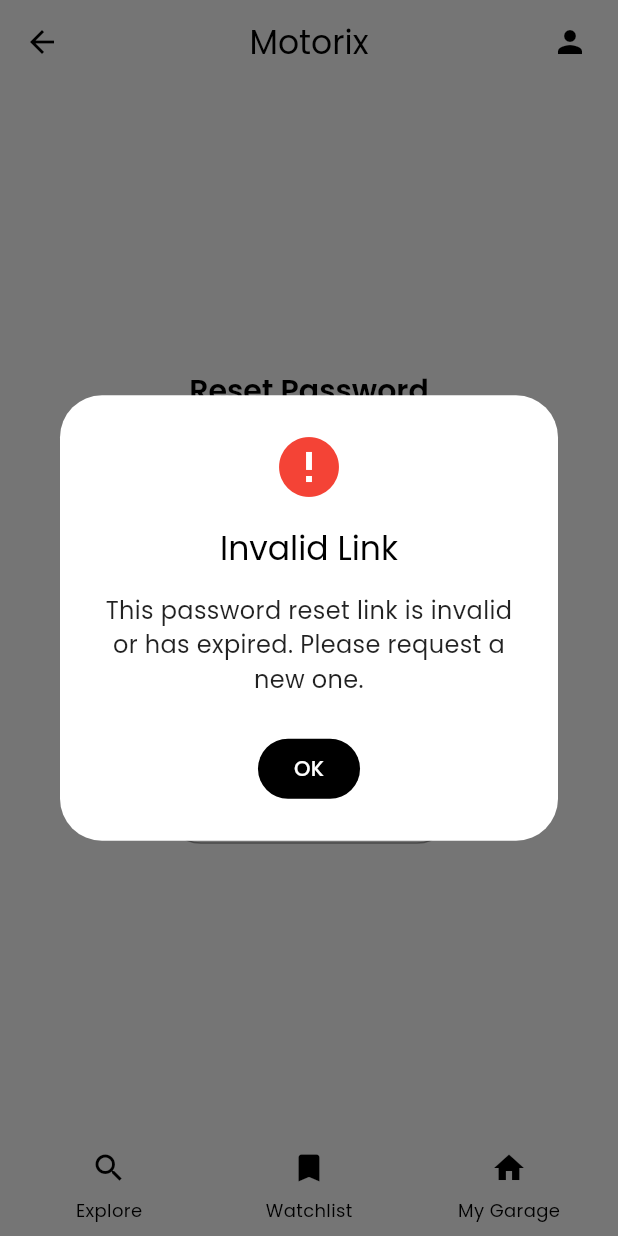
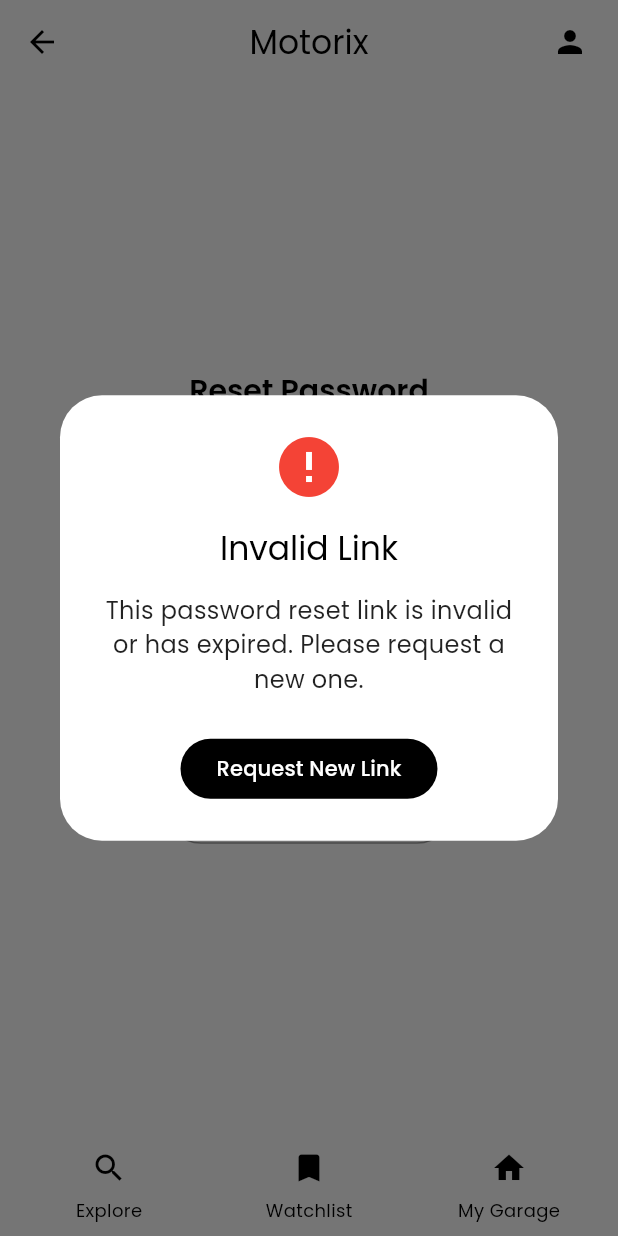
Before and after one commit to joengelena/aurae-beauty-app, a Flutter app: the ResetPasswordPage screen opened by its route, on a phone screen of 412 x 824 dp. Run offline on Flutter 3.47's test engine with Material 3 defaults, Android fonts, the phone set to English and light mode, and no system bars; our stand-ins replace flutter_secure_storage, go_router, image_picker, smooth_page_indicator; missing offline and left inert: fetch_client; accounts and stored records are empty; network calls fail.

Commit message:
Add a page called reset password, this page is navigated to via the reset password link sent to the users email

```diff
--- a/lib/app_router.dart
+++ b/lib/app_router.dart
@@ -183,15 +183,21 @@ GoRouter getAppRouter(AuthProvider authProvider) {
               GoRoute(
                 path: 'reset-password',
                 pageBuilder: (context, state) {
-                  // Extract token from Supabase redirect URL
-                  // Supabase sends: #access_token=...&type=recovery
-                  final accessToken = state.uri.queryParameters['access_token'];
-                  final type = state.uri.queryParameters['type'];
+                  // Extract parameters from Supabase redirect URL
+                  // Supabase sends: #access_token=...&expires_at=...&type=recovery
+                  // GoRouter parses the URL, so fragment contains the parameters
+                  final fragment = state.uri.fragment;
+                  final params = fragment.isNotEmpty
+                      ? Uri.splitQueryString(fragment)
+                      : <String, String>{};
 
                   return NoTransitionPage(
                     child: ResetPasswordPage(
-                      accessToken: accessToken,
-                      resetType: type,
+                      accessToken: params['access_token'],
+                      resetType: params['type'],
+                      error: params['error'],
+                      errorCode: params['error_code'],
+                      errorDescription: params['error_description'],
                     ),
                   );
                 },
--- a/lib/data/services/user_services.dart
+++ b/lib/data/services/user_services.dart
@@ -196,7 +196,7 @@ class UserServices {
 
   Future<String> resetPassword(String newPassword) async {
     try {
-      http.Response response = await apiClient.post('/user/change-password', {
+      http.Response response = await apiClient.post('/user/reset-password', {
         'newPassword': newPassword,
       }, forceAuthHeader: true);
 
--- a/lib/presentation/pages/profile/reset_password_page.dart
+++ b/lib/presentation/pages/profile/reset_password_page.dart
@@ -1,20 +1,26 @@
-import 'dart:convert';
 import 'package:flutter/material.dart';
 import 'package:go_router/go_router.dart';
 import 'package:motorix_app/logic/auth_provider.dart';
 import 'package:motorix_app/presentation/widgets/common/app_dialog.dart';
 import 'package:motorix_app/presentation/widgets/common/password_field.dart';
 import 'package:motorix_app/utils/secure_storage.dart';
+import 'package:motorix_app/utils/utils.dart';
 import 'package:provider/provider.dart';
 
 class ResetPasswordPage extends StatefulWidget {
   final String? accessToken;
   final String? resetType;
+  final String? error;
+  final String? errorCode;
+  final String? errorDescription;
 
   const ResetPasswordPage({
     super.key,
     this.accessToken,
     this.resetType,
+    this.error,
+    this.errorCode,
+    this.errorDescription,
   });
 
   @override
@@ -46,14 +52,27 @@ class _ResetPasswordPageState extends State<ResetPasswordPage> {
 
   Future<void> _processAccessToken() async {
     try {
+      // Check if Supabase returned an error
+      if (widget.error != null) {
+        if (mounted) {
+          setState(() {
+            hasValidToken = false;
+            isExtractingToken = false;
+          });
+          _showResetLinkErrorDialog(title: 'Reset Link Error');
+        }
+        return;
+      }
+
       final accessToken = widget.accessToken;
 
       if (accessToken != null && accessToken.isNotEmpty) {
-        // Extract user ID from JWT
-        final userId = _extractUserIdFromJWT(accessToken);
+        // Extract user ID from JWT using utility function
+        final userId = extractUserIdFromJWT(accessToken);
 
-        // Store temporarily for the password reset request
-        await SecureStorage.write('accessToken', 'Bearer $accessToken');
+        // Store temporarily for the password reset request (without 'Bearer ' prefix)
+        // ApiClient will add the 'Bearer ' prefix when making the request
+        await SecureStorage.write('accessToken', accessToken);
         if (userId != null) {
           await SecureStorage.write('userId', userId);
         }
@@ -71,7 +90,12 @@ class _ResetPasswordPageState extends State<ResetPasswordPage> {
             hasValidToken = false;
             isExtractingToken = false;
           });
-          _showInvalidLinkDialog();
+          _showResetLinkErrorDialog(
+            title: 'Invalid Link',
+            customMessage:
+                'This password reset link is invalid or has expired. '
+                'Please request a new one.',
+          );
         }
       }
     } catch (e) {
@@ -81,45 +105,36 @@ class _ResetPasswordPageState extends State<ResetPasswordPage> {
           hasValidToken = false;
           isExtractingToken = false;
         });
-        _showInvalidLinkDialog();
+        _showResetLinkErrorDialog(
+          title: 'Invalid Link',
+          customMessage:
+              'This password reset link is invalid or has expired. '
+              'Please request a new one.',
+        );
       }
     }
   }
 
-  String? _extractUserIdFromJWT(String token) {
-    try {
-      // JWT is formatted as: header.payload.signature
-      final parts = token.split('.');
-      if (parts.length != 3) return null;
+  void _showResetLinkErrorDialog({
+    required String title,
+    String? customMessage,
+  }) {
+    String errorMessage = customMessage ??
+        (widget.errorDescription?.replaceAll('+', ' ') ??
+        'The password reset link is invalid or has expired.');
 
-      // Decode the payload (second part)
-      String payload = parts[1];
+    // Provide user-friendly messages for known error codes
+    if (widget.errorCode == 'otp_expired') {
+      errorMessage =
+          'This password reset link has expired. Password reset links are '
+          'valid for 1 hour. Please request a new one.';
+    }
 
-      // Normalize base64 padding
-      switch (payload.length % 4) {
-        case 2:
-          payload += '==';
-          break;
-        case 3:
-          payload += '=';
-          break;
-      }
-
-      final decoded = utf8.decode(base64.decode(payload));
-      final Map<String, dynamic> payloadMap = json.decode(decoded);
-      return payloadMap['sub'] as String?;
-    } catch (e) {
-      return null;
-    }
-  }
-
-  void _showInvalidLinkDialog() {
     AppDialog.showError(
       context: context,
-      title: 'Invalid Link',
-      message:
-          'This password reset link is invalid or has expired. Please request a new one.',
-      buttonText: 'OK',
+      title: title,
+      message: errorMessage,
+      buttonText: 'Request New Link',
       barrierDismissible: false,
       onButtonPressed: () {
         Navigator.of(context, rootNavigator: true).pop();
```
Also changed, not shown: lib/data/api_client.dart (+4 -8 lines), lib/utils/utils.dart (+29 -0 lines).
